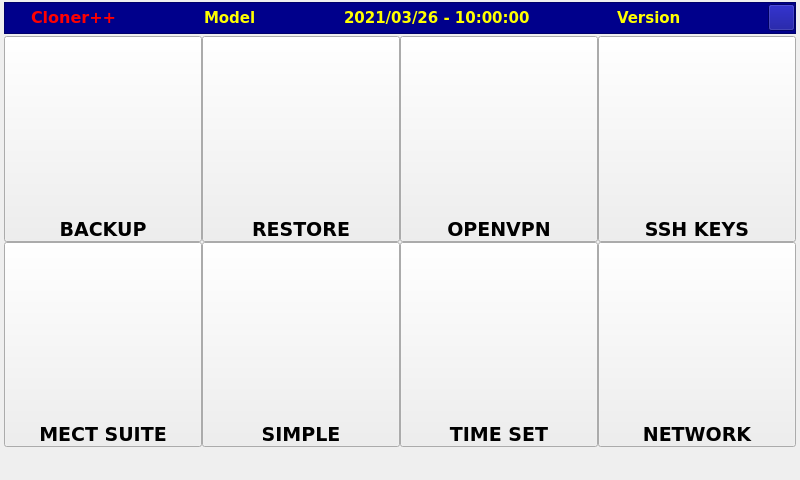
This is maincloner.ui in MECTsrl/cloner as Qt 5 draws it before an edit. The edited form follows.
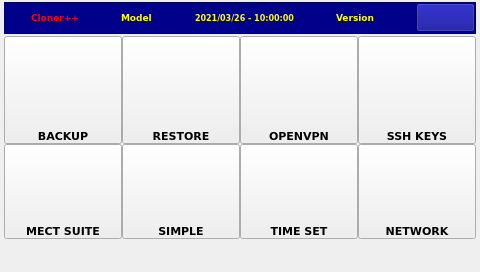
This is the edited form. Icons and pictures are not drawn.

Commit message: Cloner Fix screen resolution and font size

```diff
--- a/maincloner.ui
+++ b/maincloner.ui
@@ -6,8 +6,8 @@
    <rect>
     <x>0</x>
     <y>0</y>
-    <width>800</width>
-    <height>480</height>
+    <width>480</width>
+    <height>272</height>
    </rect>
   </property>
   <property name="sizePolicy">
@@ -108,7 +108,7 @@
         <property name="font">
          <font>
           <family>DejaVu Sans</family>
-          <pointsize>12</pointsize>
+          <pointsize>7</pointsize>
           <weight>75</weight>
           <bold>true</bold>
          </font>
@@ -154,7 +154,7 @@
         <property name="font">
          <font>
           <family>DejaVu Sans</family>
-          <pointsize>11</pointsize>
+          <pointsize>7</pointsize>
           <weight>75</weight>
           <bold>true</bold>
          </font>
@@ -191,7 +191,7 @@
         <property name="font">
          <font>
           <family>DejaVu Sans</family>
-          <pointsize>11</pointsize>
+          <pointsize>6</pointsize>
           <weight>75</weight>
           <bold>true</bold>
          </font>
@@ -234,7 +234,7 @@
         <property name="font">
          <font>
           <family>DejaVu Sans</family>
-          <pointsize>11</pointsize>
+          <pointsize>7</pointsize>
           <weight>75</weight>
           <bold>true</bold>
          </font>
@@ -268,6 +268,24 @@
       </item>
       <item>
        <widget class="QPushButton" name="cmdMenu">
+        <property name="sizePolicy">
+         <sizepolicy hsizetype="MinimumExpanding" vsizetype="Fixed">
+          <horstretch>0</horstretch>
+          <verstretch>0</verstretch>
+         </sizepolicy>
+        </property>
+        <property name="minimumSize">
+         <size>
+          <width>50</width>
+          <height>29</height>
+         </size>
+        </property>
+        <property name="maximumSize">
+         <size>
+          <width>80</width>
+          <height>29</height>
+         </size>
+        </property>
         <property name="font">
          <font>
           <family>DejaVu Sans</family>
@@ -280,12 +298,7 @@
          <enum>Qt::NoFocus</enum>
         </property>
         <property name="styleSheet">
-         <string notr="true">min-width: 25px;
-min-height: 25px;
-max-width: 25px;
-max-height: 25px;
-text-align: center center;
-</string>
+         <string notr="true"/>
         </property>
         <property name="text">
          <string/>
@@ -324,7 +337,7 @@
        <property name="font">
         <font>
          <family>DejaVu Sans</family>
-         <pointsize>14</pointsize>
+         <pointsize>8</pointsize>
          <weight>75</weight>
          <bold>true</bold>
         </font>
@@ -371,7 +384,7 @@
        <property name="font">
         <font>
          <family>DejaVu Sans</family>
-         <pointsize>14</pointsize>
+         <pointsize>8</pointsize>
          <weight>75</weight>
          <bold>true</bold>
         </font>
@@ -416,7 +429,7 @@
        <property name="font">
         <font>
          <family>DejaVu Sans</family>
-         <pointsize>14</pointsize>
+         <pointsize>8</pointsize>
          <weight>75</weight>
          <bold>true</bold>
         </font>
@@ -455,7 +468,7 @@
        <property name="font">
         <font>
          <family>DejaVu Sans</family>
-         <pointsize>14</pointsize>
+         <pointsize>8</pointsize>
          <weight>75</weight>
          <bold>true</bold>
         </font>
@@ -495,7 +508,7 @@
        <property name="font">
         <font>
          <family>DejaVu Sans</family>
-         <pointsize>14</pointsize>
+         <pointsize>8</pointsize>
          <weight>75</weight>
          <bold>true</bold>
         </font>
@@ -534,7 +547,7 @@
        <property name="font">
         <font>
          <family>DejaVu Sans</family>
-         <pointsize>14</pointsize>
+         <pointsize>8</pointsize>
          <weight>75</weight>
          <bold>true</bold>
         </font>
@@ -574,7 +587,7 @@
        <property name="font">
         <font>
          <family>DejaVu Sans</family>
-         <pointsize>14</pointsize>
+         <pointsize>8</pointsize>
          <weight>75</weight>
          <bold>true</bold>
         </font>
@@ -613,7 +626,7 @@
        <property name="font">
         <font>
          <family>DejaVu Sans</family>
-         <pointsize>14</pointsize>
+         <pointsize>8</pointsize>
          <weight>75</weight>
          <bold>true</bold>
         </font>
```
The commit also changes 6 other files.
